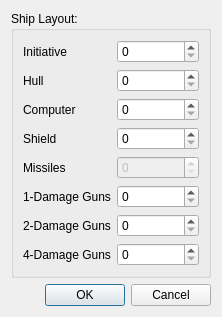
Qt form EclipseSimulator/ShipSpecEditor.ui (danielcwhite/eclipse-simulator) before a commit.
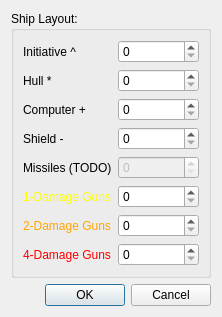
The same form after that commit.

Commit message: Spec editor description label

What changed in the file:
```diff
--- a/EclipseSimulator/ShipSpecEditor.ui
+++ b/EclipseSimulator/ShipSpecEditor.ui
@@ -23,7 +23,7 @@
       <item row="0" column="0">
        <widget class="QLabel" name="label_4">
         <property name="text">
-         <string>Initiative</string>
+         <string>Initiative ^</string>
         </property>
        </widget>
       </item>
@@ -33,7 +33,7 @@
       <item row="1" column="0">
        <widget class="QLabel" name="label">
         <property name="text">
-         <string>Hull</string>
+         <string>Hull *</string>
         </property>
        </widget>
       </item>
@@ -43,7 +43,7 @@
       <item row="2" column="0">
        <widget class="QLabel" name="label_2">
         <property name="text">
-         <string>Computer</string>
+         <string>Computer +</string>
         </property>
        </widget>
       </item>
@@ -53,7 +53,7 @@
       <item row="3" column="0">
        <widget class="QLabel" name="label_3">
         <property name="text">
-         <string>Shield</string>
+         <string>Shield -</string>
         </property>
        </widget>
       </item>
@@ -63,7 +63,7 @@
       <item row="4" column="0">
        <widget class="QLabel" name="label_5">
         <property name="text">
-         <string>Missiles</string>
+         <string>Missiles (TODO)</string>
         </property>
        </widget>
       </item>
@@ -76,6 +76,9 @@
       </item>
       <item row="5" column="0">
        <widget class="QLabel" name="label_6">
+        <property name="styleSheet">
+         <string notr="true">color:yellow</string>
+        </property>
         <property name="text">
          <string>1-Damage Guns</string>
         </property>
@@ -86,6 +89,9 @@
       </item>
       <item row="6" column="0">
        <widget class="QLabel" name="label_7">
+        <property name="styleSheet">
+         <string notr="true">color:orange</string>
+        </property>
         <property name="text">
          <string>2-Damage Guns</string>
         </property>
@@ -96,6 +102,9 @@
       </item>
       <item row="7" column="0">
        <widget class="QLabel" name="label_8">
+        <property name="styleSheet">
+         <string notr="true">color:red</string>
+        </property>
         <property name="text">
          <string>4-Damage Guns</string>
         </property>
```
The commit also changes 3 other files.
